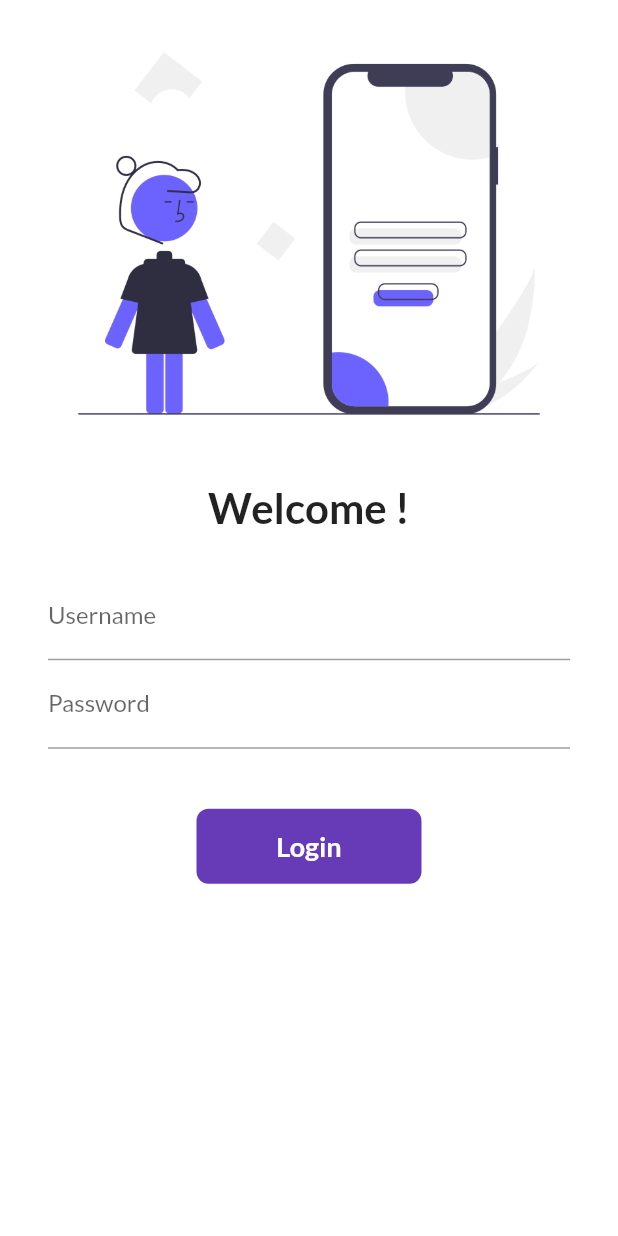
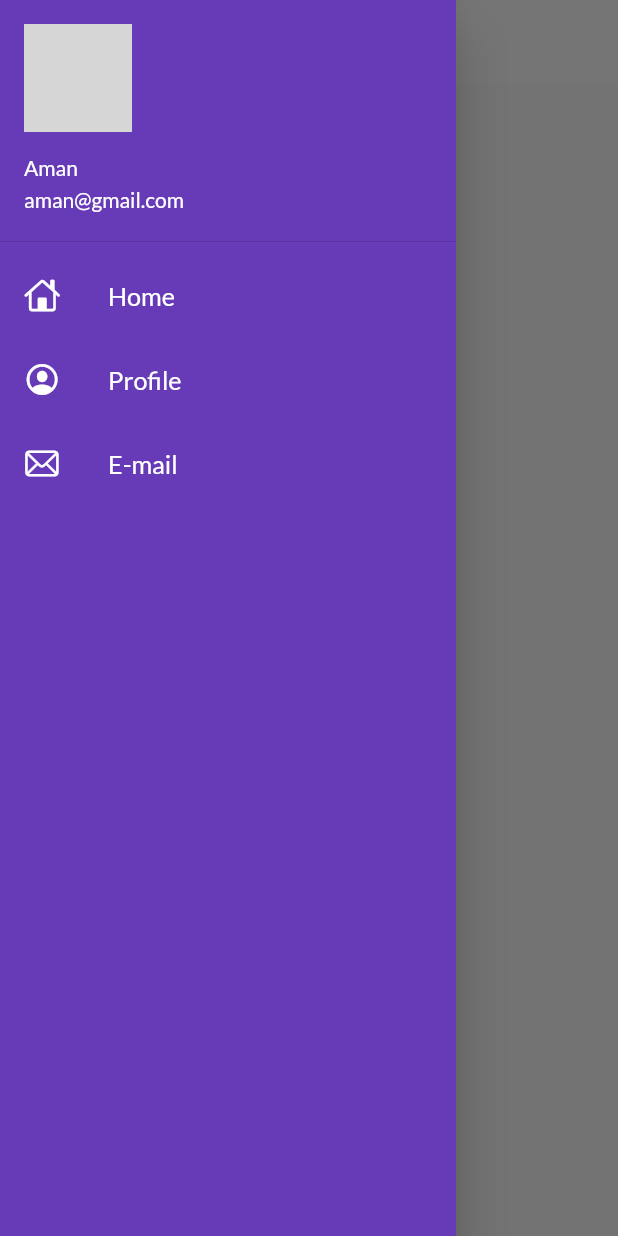
Before and after one commit to Aman-CU/flutter_catalog_app, a Flutter app: the screen it shows after launch, with the side drawer open (before the commit the screen has no drawer), on a phone screen of 412 x 824 dp. Run offline on Flutter 3.47's test engine with Material 2 defaults, Android fonts, the phone set to English and light mode, and no system bars; our stand-ins replace google_fonts; network calls fail; grey boxes are pictures that could not be loaded.

Commit message:
themes extracted

```diff
--- a/lib/main.dart
+++ b/lib/main.dart
@@ -2,6 +2,7 @@ import 'package:flutter/material.dart';
 import 'package:flutter_catalog_app/screens/home_page.dart';
 import 'package:flutter_catalog_app/screens/login_page.dart';
 import 'package:flutter_catalog_app/utilities/routes.dart';
+import 'package:flutter_catalog_app/widgets/themes.dart';
 import 'package:google_fonts/google_fonts.dart';
 
 void main() {
@@ -15,14 +16,9 @@ class MyApp extends StatelessWidget {
   Widget build(BuildContext context) {
     return MaterialApp(
       themeMode: ThemeMode.light,
-      theme: ThemeData(
-        primarySwatch: Colors.deepPurple,
-        fontFamily: GoogleFonts.lato().fontFamily,
-      ),
-      darkTheme: ThemeData(
-        brightness: Brightness.dark,
-      ),
-      initialRoute: "/",
+      theme: MyTheme.lightTheme(context),
+      darkTheme: MyTheme.darkTheme(context),
+      initialRoute: MyRoutes.homeRoute,
       routes: {
         "/": (context) => const LoginPage(),
         MyRoutes.homeRoute: (context) => const HomePage(),
--- a/lib/screens/home_page.dart
+++ b/lib/screens/home_page.dart
@@ -1,4 +1,6 @@
 import 'package:flutter/material.dart';
+import 'package:flutter_catalog_app/widgets/drawer.dart';
+import 'package:flutter_catalog_app/widgets/themes.dart';
 
 class HomePage extends StatelessWidget {
   const HomePage({Key? key}) : super(key: key);
@@ -7,7 +9,10 @@ class HomePage extends StatelessWidget {
   Widget build(BuildContext context) {
     return Scaffold(
       appBar: AppBar(
-        title: const Text("Catalog App"),
+        title: const Text(
+          "Catalog App",
+          style: TextStyle(color: Colors.black),
+        ),
         centerTitle: true,
       ),
       body: Center(
@@ -15,7 +20,7 @@ class HomePage extends StatelessWidget {
           child: const Text("Hello World!"),
         ),
       ),
-      drawer: const Drawer(),
+      drawer: const MyDrawer(),
     );
   }
 }
--- /dev/null
+++ b/lib/widgets/drawer.dart
@@ -0,0 +1,66 @@
+import 'package:flutter/cupertino.dart';
+import 'package:flutter/material.dart';
+
+class MyDrawer extends StatelessWidget {
+  const MyDrawer({Key? key}) : super(key: key);
+
+  @override
+  Widget build(BuildContext context) {
+    const imageUrl =
+        "https://i.pinimg.com/736x/0c/6c/07/0c6c073671d34e79d9e37580578ee239.jpg";
+    return Drawer(
+      child: Container(
+        color: Colors.deepPurple,
+        child: ListView(
+          padding: EdgeInsets.zero,
+          children: const [
+            DrawerHeader(
+              padding: EdgeInsets.zero,
+              child: UserAccountsDrawerHeader(
+                margin: EdgeInsets.zero,
+                accountName: Text("Aman"),
+                accountEmail: Text("aman@gmail.com"),
+                currentAccountPicture: CircleAvatar(
+                  backgroundImage: NetworkImage(imageUrl),
+                ),
+              ),
+            ),
+            ListTile(
+              leading: Icon(
+                CupertinoIcons.home,
+                color: Colors.white,
+              ),
+              title: Text(
+                "Home",
+                textScaleFactor: 1.2,
+                style: TextStyle(color: Colors.white),
+              ),
+            ),
+            ListTile(
+              leading: Icon(
+                CupertinoIcons.profile_circled,
+                color: Colors.white,
+              ),
+              title: Text(
+                "Profile",
+                textScaleFactor: 1.2,
+                style: TextStyle(color: Colors.white),
+              ),
+            ),
+            ListTile(
+              leading: Icon(
+                CupertinoIcons.mail,
+                color: Colors.white,
+              ),
+              title: Text(
+                "E-mail",
+                textScaleFactor: 1.2,
+                style: TextStyle(color: Colors.white),
+              ),
+            ),
+          ],
+        ),
+      ),
+    );
+  }
+}
--- /dev/null
+++ b/lib/widgets/themes.dart
@@ -0,0 +1,17 @@
+import 'package:flutter/material.dart';
+import 'package:google_fonts/google_fonts.dart';
+
+class MyTheme {
+  static ThemeData lightTheme(BuildContext context) => ThemeData(
+        primarySwatch: Colors.deepPurple,
+        fontFamily: GoogleFonts.lato().fontFamily,
+        appBarTheme: const AppBarTheme(
+          color: Colors.white,
+          elevation: 0.0,
+          iconTheme: IconThemeData(color: Colors.black),
+        ),
+      );
+
+  static ThemeData darkTheme(BuildContext context) =>
+      ThemeData(brightness: Brightness.dark);
+}
```
Also changed, not shown: lib/screens/login_page.dart (+43 -18 lines).
